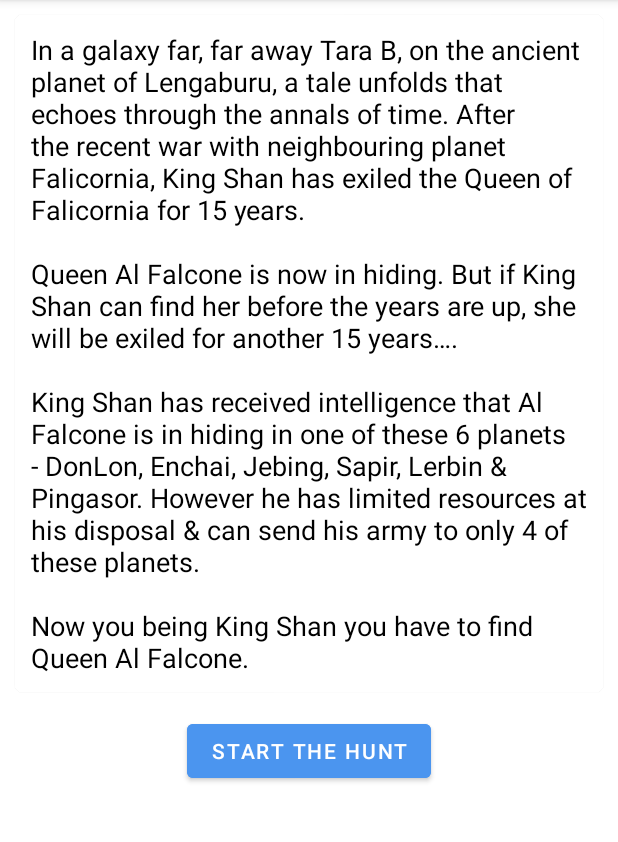
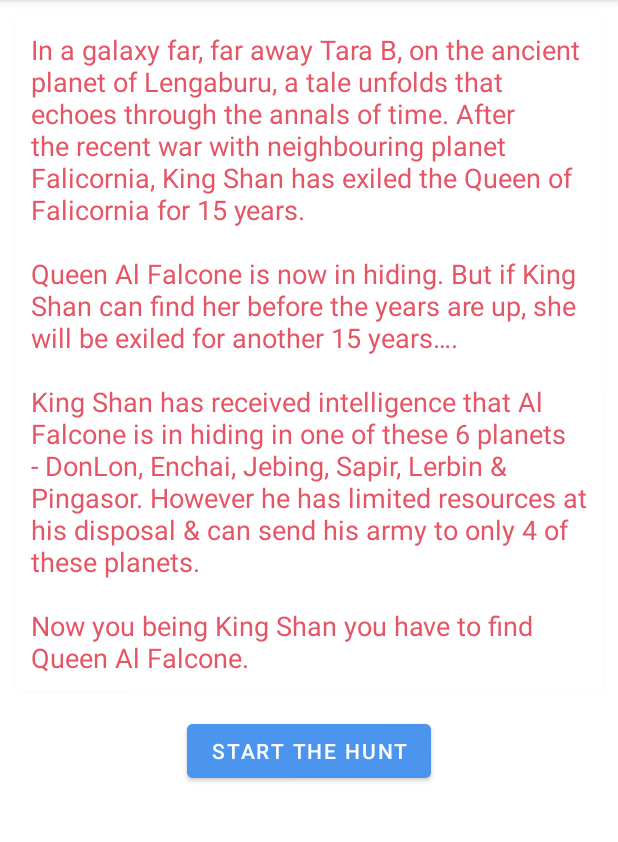
Before and after one commit to Sunil5545/FindingQueen, an Android app: the screen it shows after launch (MainActivity), on a phone screen of 412 x 824 dp, the part 84-926 px from its top. Run offline under Robolectric (Android 15) with nearby library versions, the phone set to English and light mode, and no system bars.

Commit message:
red color change

```diff
--- a/app/src/main/res/layout/fragment_info.xml
+++ b/app/src/main/res/layout/fragment_info.xml
@@ -24,7 +24,7 @@
                 android:layout_width="match_parent"
                 android:layout_height="wrap_content"
                 android:text="@string/game_info"
-                android:textColor="@color/black"
+                android:textColor="@color/red"
                 android:textSize="18sp"
                 android:textStyle="normal"
                 android:layout_margin="5dp"
```
